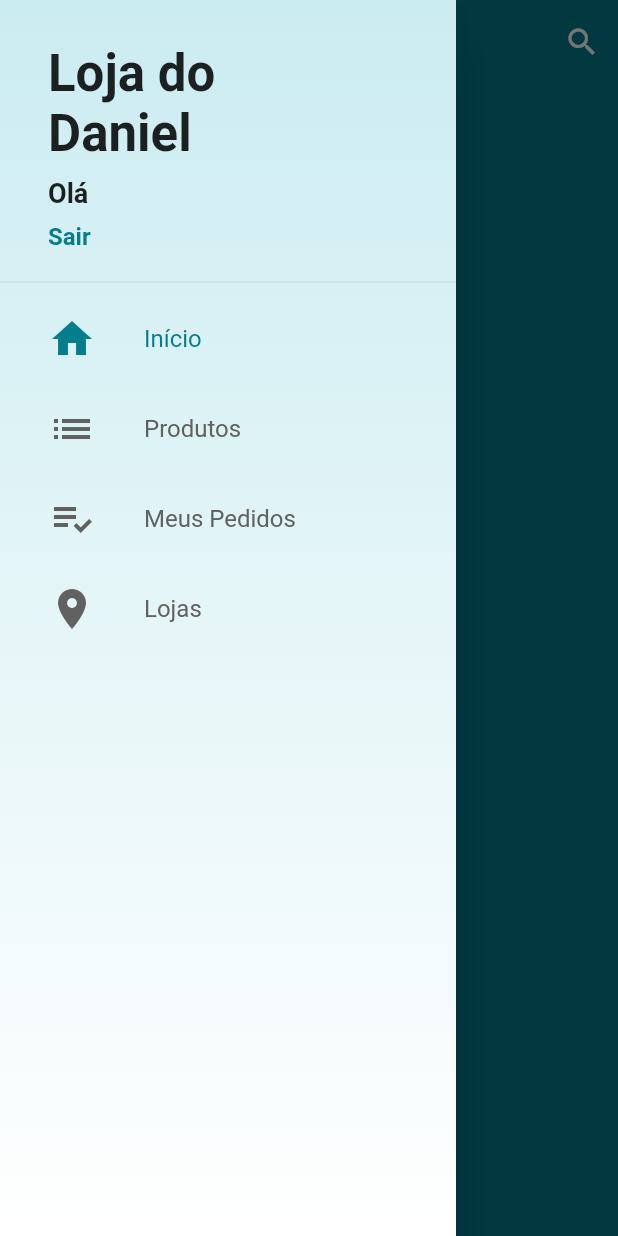
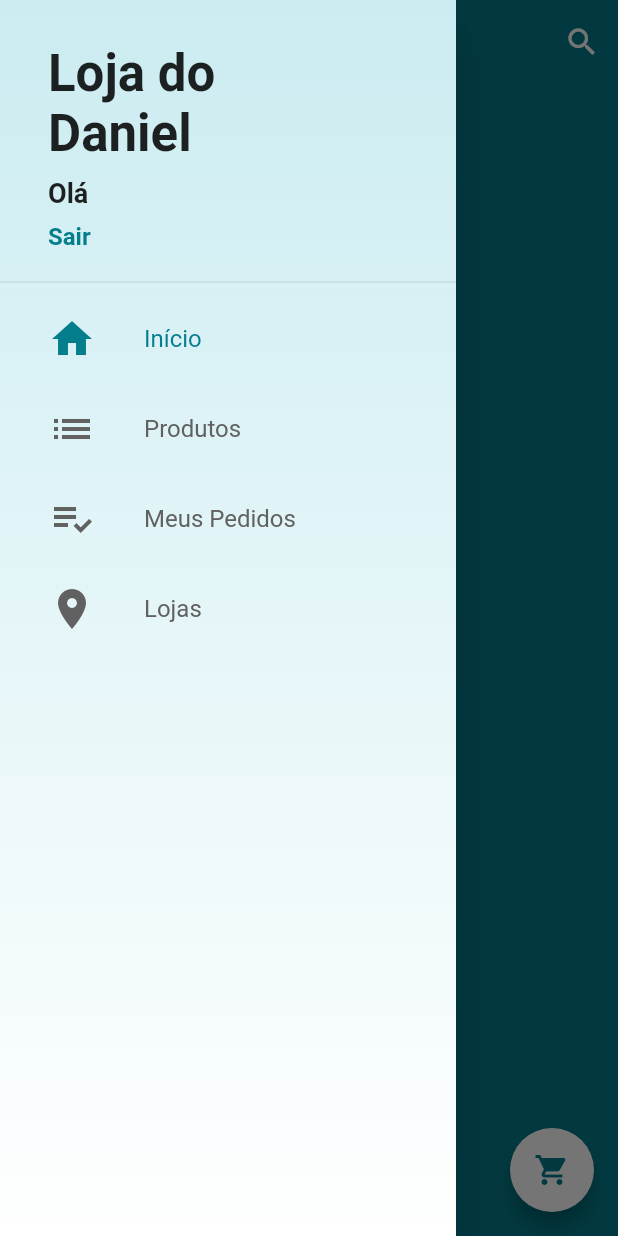
Before and after one commit to GilbertoSavisky/loja_virtual, a Flutter app: the ProdutosScreen screen opened directly, with the side drawer open, on a phone screen of 412 x 824 dp. Run offline on Flutter 3.47's test engine with Material 2 defaults, Android fonts, the phone set to English and light mode, and no system bars; our stand-ins replace carousel_pro, cloud_firestore, firebase_auth; accounts and stored records are empty.

Commit message:
add carrinho do firebase

```diff
--- a/lib/models/carrinho_manager.dart
+++ b/lib/models/carrinho_manager.dart
@@ -24,6 +24,8 @@ class CarrinhoManager{
   }
 
   void addAoCarrinho(Produto produto){
-    itens.add(CarrinhoProduto.fromProduto(produto));
+    final carrinhoProduto = CarrinhoProduto.fromProduto(produto);
+    itens.add(carrinhoProduto);
+    user.carrinhoRef.add(carrinhoProduto.carrinhoItemMap());
   }
 }
--- a/lib/screens/carrinho/componentes/carrinho_tile.dart
+++ b/lib/screens/carrinho/componentes/carrinho_tile.dart
@@ -31,7 +31,7 @@ class CarrinhoTile extends StatelessWidget {
                     ),
                     Padding(
                       padding: const EdgeInsets.symmetric(vertical: 8),
-                      child: Text('Tamanho', style: TextStyle(fontWeight: FontWeight.bold),),
+                      child: Text('Tamanho: ${carrinhoProduto.tamanho}', style: TextStyle(fontWeight: FontWeight.bold),),
                     ),
                     Text('R\$ ${carrinhoProduto.precoUnico.toStringAsFixed(2)}',
                       style: TextStyle(fontSize: 16, color: Theme.of(context).primaryColor, fontWeight: FontWeight.bold),
--- a/lib/screens/produtos/produtos_screen.dart
+++ b/lib/screens/produtos/produtos_screen.dart
@@ -76,6 +76,14 @@ class ProdutosScreen extends StatelessWidget {
           );
         },
       ),
+        floatingActionButton: FloatingActionButton(
+          backgroundColor: Colors.white,
+          foregroundColor: Theme.of(context).primaryColor,
+          onPressed: (){
+            Navigator.of(context).pushNamed('/carrinho');
+          },
+          child: Icon(Icons.shopping_cart),
+        ),
     );
   }
 }
```
Also changed, not shown: lib/models/carrinho_produto.dart (+8 -0 lines).
